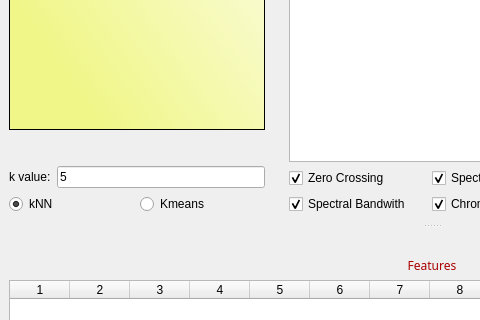
First picture: the form in GUI/main.ui, repository zbrave/LicenseProject, before the edit; both pictures show x 0 to 480 and y 397 to 717 of the 864 by 900 pixel window.
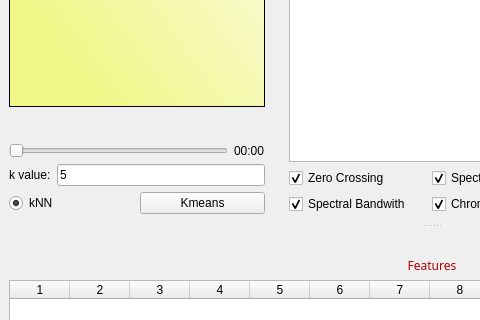
Second picture: the form after the edit. Icons and pictures are not drawn.

Commit message: musicplayer slider & kmeans

What changed in the file:
```diff
--- a/GUI/main.ui
+++ b/GUI/main.ui
@@ -745,6 +745,70 @@
    </attribute>
    <widget class="QWidget" name="dockWidgetContents_2">
     <layout class="QGridLayout" name="gridLayout_2">
+     <item row="1" column="0">
+      <layout class="QHBoxLayout" name="horizontalLayout_2">
+       <item>
+        <widget class="QSlider" name="horizontalSlider">
+         <property name="orientation">
+          <enum>Qt::Horizontal</enum>
+         </property>
+         <property name="tickPosition">
+          <enum>QSlider::NoTicks</enum>
+         </property>
+        </widget>
+       </item>
+       <item>
+        <widget class="QLabel" name="label_4">
+         <property name="text">
+          <string>00:00</string>
+         </property>
+        </widget>
+       </item>
+      </layout>
+     </item>
+     <item row="4" column="0">
+      <layout class="QGridLayout" name="gridLayout_9">
+       <item row="3" column="0">
+        <layout class="QHBoxLayout" name="horizontalLayout_6">
+         <item>
+          <widget class="QRadioButton" name="radioButton">
+           <property name="text">
+            <string>kNN</string>
+           </property>
+           <property name="checked">
+            <bool>true</bool>
+           </property>
+          </widget>
+         </item>
+         <item>
+          <widget class="QPushButton" name="pushButton_2">
+           <property name="text">
+            <string>Kmeans</string>
+           </property>
+          </widget>
+         </item>
+        </layout>
+       </item>
+       <item row="1" column="0">
+        <layout class="QHBoxLayout" name="horizontalLayout_7">
+         <item>
+          <widget class="QLabel" name="label_8">
+           <property name="text">
+            <string>k value:</string>
+           </property>
+          </widget>
+         </item>
+         <item>
+          <widget class="QLineEdit" name="lineEdit_5">
+           <property name="text">
+            <string>5</string>
+           </property>
+          </widget>
+         </item>
+        </layout>
+       </item>
+      </layout>
+     </item>
      <item row="0" column="0">
       <layout class="QVBoxLayout" name="verticalLayout_4">
        <item>
@@ -965,49 +1029,6 @@
        </item>
       </layout>
      </item>
-     <item row="2" column="0">
-      <layout class="QGridLayout" name="gridLayout_9">
-       <item row="3" column="0">
-        <layout class="QHBoxLayout" name="horizontalLayout_6">
-         <item>
-          <widget class="QRadioButton" name="radioButton">
-           <property name="text">
-            <string>kNN</string>
-           </property>
-           <property name="checked">
-            <bool>true</bool>
-           </property>
-          </widget>
-         </item>
-         <item>
-          <widget class="QRadioButton" name="radioButton_2">
-           <property name="text">
-            <string>Kmeans</string>
-           </property>
-          </widget>
-         </item>
-        </layout>
-       </item>
-       <item row="1" column="0">
-        <layout class="QHBoxLayout" name="horizontalLayout_7">
-         <item>
-          <widget class="QLabel" name="label_8">
-           <property name="text">
-            <string>k value:</string>
-           </property>
-          </widget>
-         </item>
-         <item>
-          <widget class="QLineEdit" name="lineEdit_5">
-           <property name="text">
-            <string>5</string>
-           </property>
-          </widget>
-         </item>
-        </layout>
-       </item>
-      </layout>
-     </item>
     </layout>
    </widget>
   </widget>
```
The commit also changes 4 other files.
